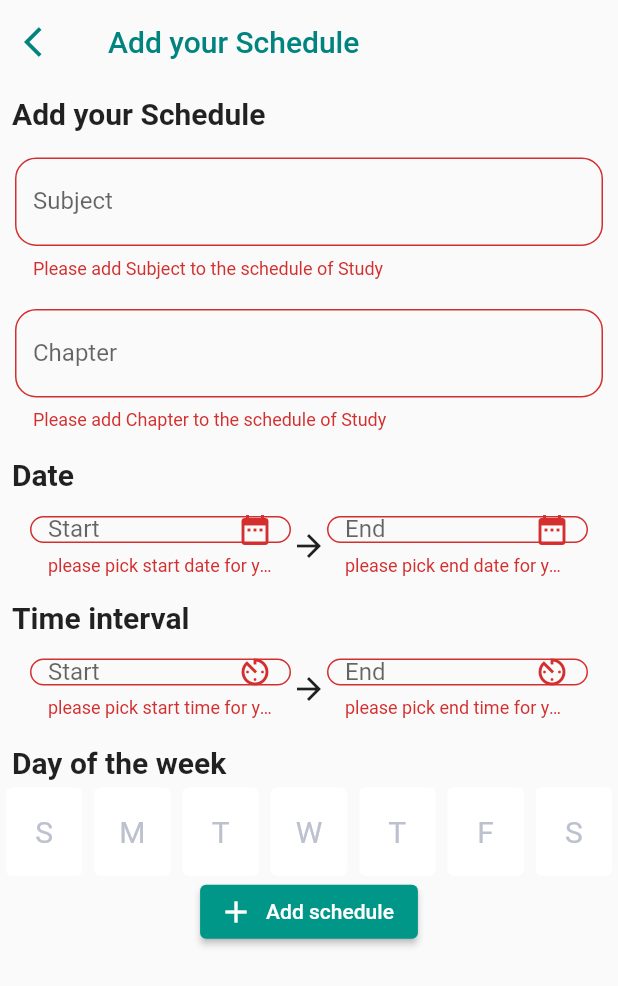
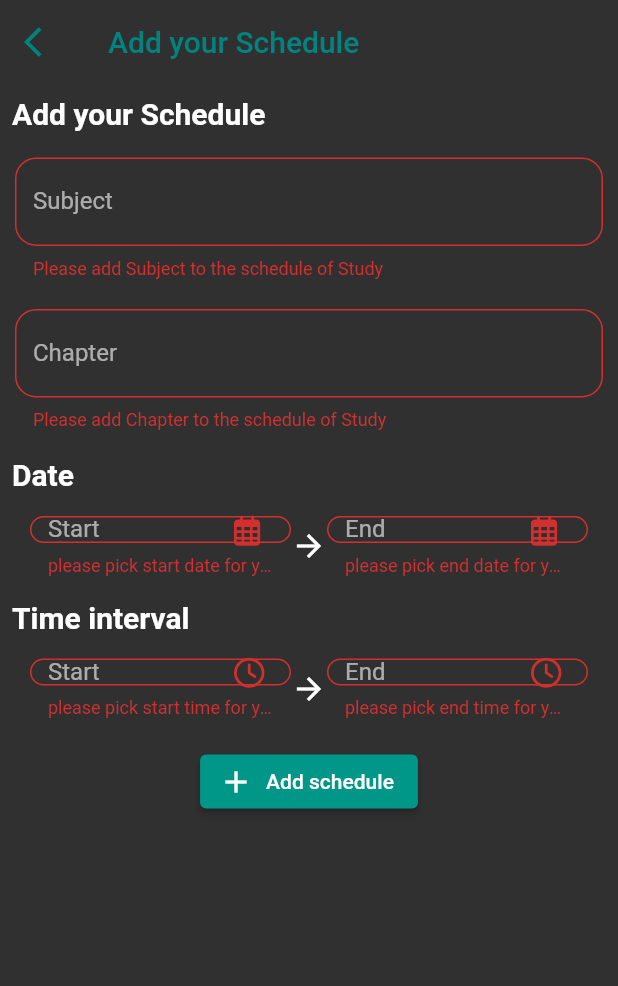
Before and after one commit to Nuradic/Schedule, a Flutter app: the AddSchedule screen opened by its route, after a tap on "Add schedule", on a phone screen of 412 x 824 dp. Shown: the top 986 px of the screen. Run offline on Flutter 3.47's test engine with Material 2 defaults, Android fonts, the phone set to English and light mode, and no system bars; our stand-ins replace font_awesome_flutter, get, sqflite; accounts and stored records are empty.

Commit message:
fixed some stuff...

```diff
--- a/lib/main.dart
+++ b/lib/main.dart
@@ -15,12 +15,11 @@ class ScheduleApp extends StatelessWidget {
   @override
   Widget build(BuildContext context) {
     return GetMaterialApp(
+        themeMode: ThemeMode.system,
+        theme: MyThemes.dark,
+        darkTheme: MyThemes.light,
         debugShowCheckedModeBanner: false,
         title: 'Schedule',
-        theme: ThemeData(
-          brightness: Brightness.light,
-          primarySwatch: Colors.teal,
-        ),
         getPages: [
           GetPage(
               name: '/home',
@@ -33,10 +32,19 @@ class ScheduleApp extends StatelessWidget {
           GetPage(
             name: '/temp',
             page: () => Temp(),
-          )
+          ),
         ],
         initialRoute: '/home');
   }
 }
 
-class DarkOrLight {}
+class MyThemes {
+  static final dark = ThemeData(
+    brightness: Brightness.dark,
+    primarySwatch: Colors.teal,
+  );
+  static final light = ThemeData(
+    brightness: Brightness.light,
+    primarySwatch: Colors.teal,
+  );
+}
--- a/lib/packages/add_controller.dart
+++ b/lib/packages/add_controller.dart
@@ -1,4 +1,3 @@
-import 'package:flutter/material.dart';
 import 'package:get/get.dart';
 
 class AddController extends GetxController {}
--- a/lib/packages/add_screen.dart
+++ b/lib/packages/add_screen.dart
@@ -1,4 +1,5 @@
 import 'package:flutter/material.dart';
+import 'package:font_awesome_flutter/font_awesome_flutter.dart';
 import 'package:get/get.dart';
 import 'package:schedule/database/model_schedule.dart';
 import '../database/databasehelper.dart';
@@ -10,12 +11,12 @@ class AddSchedule extends StatelessWidget {
   DateTimeRange? dRange;
   TimeOfDay? time;
   DateTime? startDateTime, endDateTime;
-  TextEditingController subController = TextEditingController();
-  TextEditingController chapController = TextEditingController();
-  TextEditingController startTimeController = TextEditingController();
-  TextEditingController endTimeController = TextEditingController();
-  TextEditingController startDateController = TextEditingController();
-  TextEditingController endDateController = TextEditingController();
+  final subController = TextEditingController();
+  final chapController = TextEditingController();
+  final startTimeController = TextEditingController();
+  final endTimeController = TextEditingController();
+  final startDateController = TextEditingController();
+  final endDateController = TextEditingController();
 
   GlobalKey<FormState> myFormKey = GlobalKey<FormState>();
 
@@ -75,6 +76,9 @@ class AddSchedule extends StatelessWidget {
                     ),
                     child: TextFormField(
                       controller: subController,
+                      onChanged: (userInput) {
+                        myFormKey.currentState!.validate();
+                      },
                       validator: (userInput) {
                         if (userInput!.isEmpty) {
                           return "Please add Subject to the schedule of Study ";
@@ -92,6 +96,9 @@ class AddSchedule extends StatelessWidget {
                   Container(
                     padding: const EdgeInsets.all(10),
                     child: TextFormField(
+                      onChanged: (userInput) {
+                        myFormKey.currentState!.validate();
+                      },
                       controller: chapController,
                       validator: (userInput) {
                         if (userInput!.isEmpty) {
@@ -124,6 +131,9 @@ class AddSchedule extends StatelessWidget {
                     child: SizedBox(
                       height: 40,
                       child: TextFormField(
+                        onChanged: (userInput) {
+                          myFormKey.currentState!.validate();
+                        },
                         controller: startDateController,
                         validator: (userInput) {
                           if (startDate == null) {
@@ -138,12 +148,16 @@ class AddSchedule extends StatelessWidget {
                         textAlignVertical: TextAlignVertical.bottom,
                         keyboardType: TextInputType.none,
                         decoration: const InputDecoration(
-                            suffixIcon: Icon(Icons.date_range),
+                            suffixIcon: Padding(
+                              padding: EdgeInsets.all(10.0),
+                              child: FaIcon(FontAwesomeIcons.calendarDays,
+                                  size: 20),
+                            ),
                             border: OutlineInputBorder(
                                 borderRadius:
                                     BorderRadius.all(Radius.circular(14))),
                             labelText: "Start",
-                            hintText: "  19/02/23"),
+                            hintText: "  _*_/_*_/_*_"),
                       ),
                     ),
                   ),
@@ -152,6 +166,9 @@ class AddSchedule extends StatelessWidget {
                     child: SizedBox(
                       height: 40,
                       child: TextFormField(
+                        onChanged: (userInput) {
+                          myFormKey.currentState!.validate();
+                        },
                         controller: endDateController,
                         validator: (userInput) {
                           if (endDate == null) {
@@ -166,12 +183,16 @@ class AddSchedule extends StatelessWidget {
                         textAlignVertical: TextAlignVertical.bottom,
                         keyboardType: TextInputType.none,
                         decoration: const InputDecoration(
-                            suffixIcon: Icon(Icons.date_range),
+                            suffixIcon: Padding(
+                              padding: EdgeInsets.all(10.0),
+                              child: FaIcon(FontAwesomeIcons.calendarDays,
+                                  size: 20),
+                            ),
                             border: OutlineInputBorder(
                                 borderRadius:
                                     BorderRadius.all(Radius.circular(14))),
                             labelText: "End", //todo
-                            hintText: "  21/02/23"),
+                            hintText: "  _*_/_*_/_*_"),
                       ),
                     ),
                   ),
@@ -206,16 +227,18 @@ class AddSchedule extends StatelessWidget {
                         textAlignVertical: TextAlignVertical.bottom,
                         keyboardType: TextInputType.none,
                         decoration: const InputDecoration(
-                            suffixIcon: Icon(Icons.av_timer),
+                            suffixIcon: Padding(
+                              padding: EdgeInsets.all(10.0),
+                              child: FaIcon(FontAwesomeIcons.clock, size: 20),
+                            ),
                             border: OutlineInputBorder(
                                 borderRadius:
                                     BorderRadius.all(Radius.circular(14))),
                             labelText: "Start",
-                            hintText: "  19:23"),
+                            hintText: "  _*_:_*_"),
                       ),
                     ),
                   ),
-                  // const SizedBox(width: 30),
                   const Icon(Icons.arrow_forward),
                   Expanded(
                     child: SizedBox(
@@ -235,49 +258,90 @@ class AddSchedule extends StatelessWidget {
                         textAlignVertical: TextAlignVertical.bottom,
                         keyboardType: TextInputType.none,
                         decoration: const InputDecoration(
-                            suffixIcon: Icon(Icons.av_timer),
+                            suffixIcon: Padding(
+                              padding: EdgeInsets.all(10.0),
+                              child: FaIcon(FontAwesomeIcons.clock, size: 20),
+                            ),
                             border: OutlineInputBorder(
                                 borderRadius:
                                     BorderRadius.all(Radius.circular(14))),
                             labelText: "End",
-                            hintText: "  21:23"),
+                            hintText: "  _*_:_*_"),
                       ),
                     ),
                   ),
                 ]),
               ),
               const SizedBox(height: 10),
-              Column(
-                crossAxisAlignment: CrossAxisAlignment.start,
-                children: [
-                  const Padding(
-                    padding: EdgeInsets.only(left: 8.0),
-                    child: Text(
-                      "Day of the week",
-                      style:
-                          TextStyle(fontSize: 20, fontWeight: FontWeight.bold),
+              Center(
+                child: ElevatedButton.icon(
+                  onPressed: () async {
+                    if (myFormKey.currentState!.validate()) {
+                      var tempSchedule = Schedule(
+                          subject: subController.text,
+                          chapter: chapController.text,
+                          dateTimeRange: myRangeDate);
+                      Get.defaultDialog(
+                          backgroundColor: Colors.teal,
+                          title: 'Choose Days of the week',
+                          cancel: ElevatedButton(
+                            onPressed: () {},
+                            child: const Text('Cancel',
+                                style: TextStyle(color: Colors.redAccent)),
                           ),
+                          confirm: ElevatedButton(
+                            onPressed: () {
+                              bool add = false;
+                              for (int i = 0; i < 7; i++) {
+                                if (tempSchedule.whichDayToListBool()[i]) {
+                                  add = true;
+                                  break;
+                                }
+                              }
+                              if (add) {
+                                myRangeDate = myRange(
+                                    startDate, endDate, startTime, endTime);
+                                if (myRangeDate != null) {
+                                  homeController.addSchedule(tempSchedule);
+                                  Get.back();
+                                }
+                              }
+                            },
+                            child: const Text('Ok',
+                                style: TextStyle(color: Colors.white)),
                           ),
-                  const SizedBox(height: 5),
-                  GridView.builder(
+                          content: SizedBox(
+                            height: 250,
+                            width: 200,
+                            child: GridView.builder(
                                 shrinkWrap: true,
                                 gridDelegate:
                                     const SliverGridDelegateWithFixedCrossAxisCount(
-                        crossAxisCount: 7,
+                                  mainAxisSpacing: 10,
+                                  crossAxisCount: 3,
                                 ),
                                 itemCount: 7,
                                 itemBuilder: (context, index) {
                                   return Card(
                                     elevation: 0,
-                          margin: const EdgeInsets.only(left: 4, right: 4),
-                          color: Colors.white,
+                                    margin: const EdgeInsets.only(
+                                        left: 4, right: 4),
+                                    color: tempSchedule.whichDay[index] == 1
+                                        ? Colors.amber
+                                        : Colors.white,
                                     child: InkWell(
                                       splashColor: Colors.amber,
-                            onTap: () {},
+                                      onTap: () {
+                                        tempSchedule
+                                                .whichDayToListBool()[index] =
+                                            !tempSchedule
+                                                .whichDayToListBool()[index];
+                                      },
                                       child: Center(
                                         child: Text(
                                           style: const TextStyle(
-                                    color: Color.fromARGB(255, 188, 193, 205),
+                                              color: Color.fromARGB(
+                                                  255, 188, 193, 205),
                                               fontSize: 20),
                                           tabs[index],
                                         ),
@@ -285,21 +349,8 @@ class AddSchedule extends StatelessWidget {
                                     ),
                                   );
                                 }),
-                ],
-              ),
-              Center(
-                child: ElevatedButton.icon(
-                  onPressed: () async {
-                    if (myFormKey.currentState!.validate()) {
-                      myRangeDate =
-                          myRange(startDate, endDate, startTime, endTime);
-                      if (myRangeDate != null) {
-                        homeController.addSchedule(Schedule(
-                            subject: subController.text,
-                            chapter: chapController.text,
-                            dateTimeRange: myRangeDate));
-                        Get.back();
-                      }
+                          )); /////////
+
                     }
                   },
                   icon: const Icon(Icons.add),
@@ -343,33 +394,3 @@ class AddSchedule extends StatelessWidget {
     return await showTimePicker(context: context, initialTime: TimeOfDay.now());
   }
 }
-
-//////////////////////////  Main State Class ////////////////////
-// class _AddScheduleState extends State<AddSchedule> {
-
-//   @override
-//   void initState() {
-//     subController.addListener(() => {});
-
-//     super.initState();
-//   }
-
-//   @override
-//   void dispose() {
-//     subController.dispose();
-//     chapController.dispose();
-//     startTimeController.dispose();
-//     startDateController.dispose();
-//     endTimeController.dispose();
-//     endDateController.dispose();
-//     super.dispose();
-//   }
-
-//   @override
-//   Widget build(BuildContext context) {
-
-
-//     return
-//   }
-
-// }
--- a/lib/packages/home_controller.dart
+++ b/lib/packages/home_controller.dart
@@ -1,3 +1,5 @@
+import 'dart:async';
+
 import 'package:flutter/material.dart';
 import 'package:get/get.dart';
 import '../database/databasehelper.dart';
@@ -6,22 +8,33 @@ import '../database/model_schedule.dart';
 class HomeController extends GetxController {
   RxList<Schedule> scheduleList = <Schedule>[].obs;
   DateTimeRange? dRange;
-  RxList<bool> isDay = <bool>[].obs;
+  RxList<bool> isDay =
+      <bool>[false, false, false, false, false, false, false].obs;
+  Timer? time;
+  RxInt sec = 1.obs;
+  Rx<DateTime> dateTime = DateTime.now().obs;
+  void startTimer() async {
+    time = Timer.periodic(const Duration(seconds: 1), (_) {
+      sec.value++;
+      dateTime(DateTime.now());
+      isCurrentWeekDay();
+      theDays();
+      // print(isDay);
+    });
+  }
 
   isCurrentWeekDay() {
-    DateTime.now().weekday == 7 ? isDay.add(true) : isDay.add(false);
+    dateTime.value.weekday == 7 ? isDay[0] = true : isDay[0] = false;
     for (int i = 1; i < 7; i++) {
-      if (i == DateTime.now().weekday) {
-        isDay.add(true);
-      } else {
-        isDay.add(false);
+      if (i == dateTime.value.weekday) {
+        isDay[i] = true;
       }
     }
   }
 
   theDays() {
     RxInt weekDay = DateTime.now().weekday.obs;
-    weekDay = weekDay == 7.obs ? 0.obs : weekDay;
+    weekDay.value == 7 ? weekDay(0) : weekDay;
     DateTime dates = DateTime.now();
 
     for (RxInt i = weekDay; i >= 0; i--) {
@@ -38,21 +51,34 @@ class HomeController extends GetxController {
 
   addSchedule(Schedule schedule) {
     scheduleList.add(schedule);
+
     var db = DatabaseHelper();
     db.insertSchedule(schedule);
+  }
+
+  void removeSchedule(int index) {
+    var db = DatabaseHelper();
+    db.deleteSchedule(scheduleList[index]);
+    scheduleList.removeAt(index);
   }
 
   void initiateDb() async {
     var db = DatabaseHelper();
     await db.getScheduleList().then((value) {
-      scheduleList = value.obs;
+      scheduleList(value);
     });
   }
 
   @override
+  void onClose() {
+    time!.cancel();
+    super.onClose();
+  }
+
+  @override
   onInit() {
+    startTimer();
     initiateDb();
-    isCurrentWeekDay();
     super.onInit();
   }
 }
```
Also changed, not shown: lib/database/databasehelper.dart (+2 -7 lines), lib/database/model_schedule.dart (+7 -0 lines), lib/database/temp.dart (deleted, +0 -103 lines), lib/packages/home.dart (+31 -32 lines), lib/packages/temporary.dart (+10 -3 lines). Lines whose indentation alone changed are shown as unchanged.
